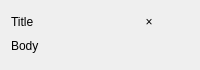
Before: the Qt Designer form popup.ui in DSE-Western-Thessaloniki/e-ProtocolNotification, drawn with Qt 5.
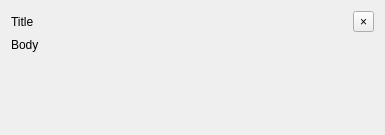
After: the same form once the commit is applied.

Commit message: * QPushButton converted to QToolButton

Patch:
```diff
--- a/popup.ui
+++ b/popup.ui
@@ -6,8 +6,8 @@
    <rect>
     <x>0</x>
     <y>0</y>
-    <width>200</width>
-    <height>70</height>
+    <width>385</width>
+    <height>135</height>
    </rect>
   </property>
   <property name="windowTitle">
@@ -27,22 +27,6 @@
      </property>
     </widget>
    </item>
-   <item row="0" column="1">
-    <widget class="QPushButton" name="button">
-     <property name="sizePolicy">
-      <sizepolicy hsizetype="Maximum" vsizetype="Minimum">
-       <horstretch>0</horstretch>
-       <verstretch>0</verstretch>
-      </sizepolicy>
-     </property>
-     <property name="text">
-      <string>×</string>
-     </property>
-     <property name="flat">
-      <bool>true</bool>
-     </property>
-    </widget>
-   </item>
    <item row="1" column="0" colspan="2">
     <widget class="QLabel" name="description">
      <property name="sizePolicy">
@@ -59,6 +43,19 @@
      </property>
     </widget>
    </item>
+   <item row="0" column="1">
+    <widget class="QToolButton" name="button">
+     <property name="sizePolicy">
+      <sizepolicy hsizetype="Minimum" vsizetype="Minimum">
+       <horstretch>0</horstretch>
+       <verstretch>0</verstretch>
+      </sizepolicy>
+     </property>
+     <property name="text">
+      <string>×</string>
+     </property>
+    </widget>
+   </item>
   </layout>
  </widget>
  <layoutdefault spacing="6" margin="11"/>
```
The commit also changes 1 other file.
